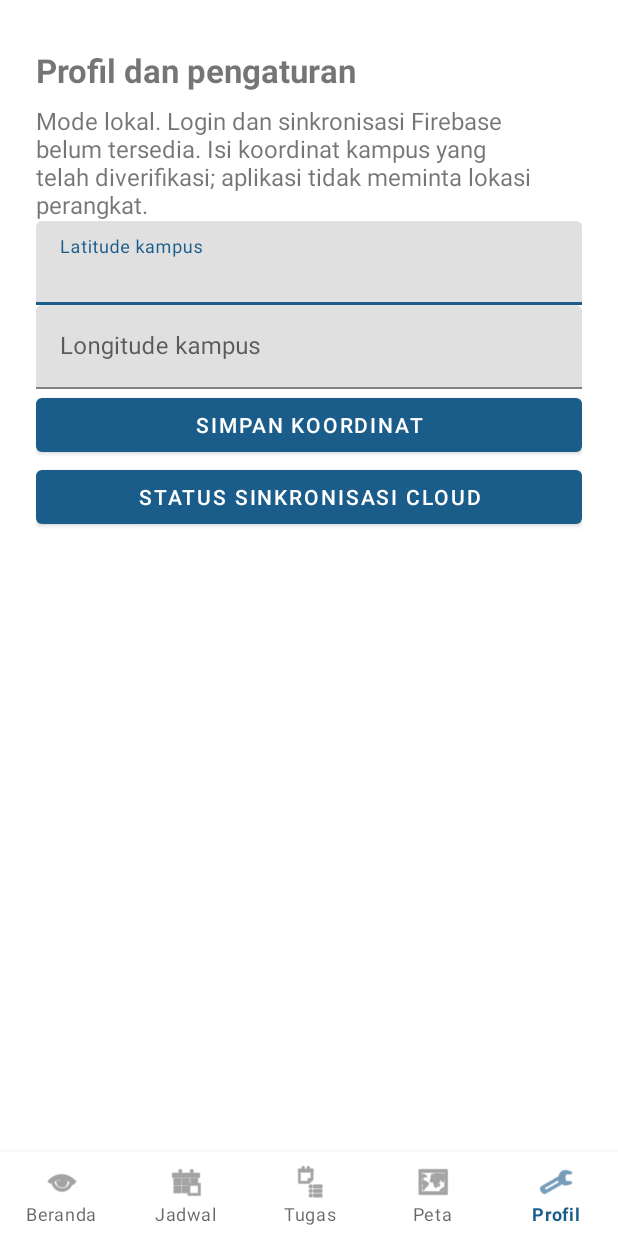
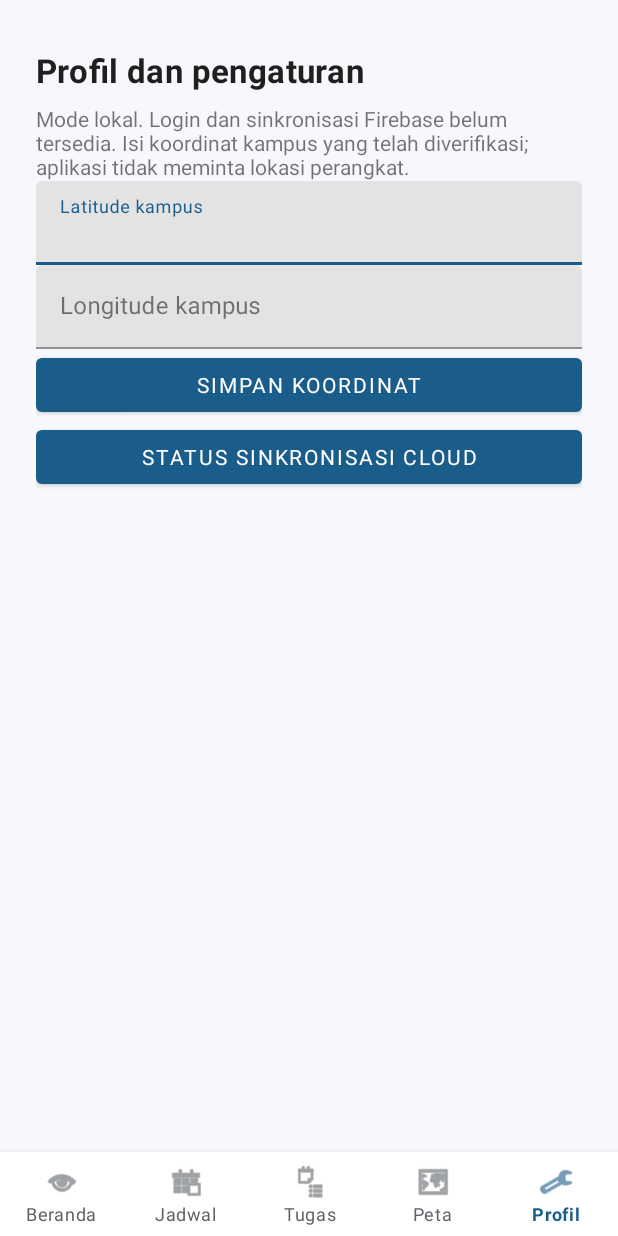
Before and after one commit to rantizi/smart-campus-mc, an Android app: the ProfileFragment screen opened through its navigation route, on a phone screen of 412 x 824 dp. Run offline under Robolectric (Android 15) with nearby library versions, the phone set to English and light mode, and no system bars; our stand-ins replace Room's generated code, navigation-ui.

Commit message:
Tema sesuai Laporan 1
Co-Authored-By: Claude Opus 5.5 <noreply@anthropic.com>

```diff
--- /dev/null
+++ b/app/src/main/res/color/pk_bottom_nav.xml
@@ -0,0 +1,6 @@
+<?xml version="1.0" encoding="utf-8"?>
+<!-- Item aktif memakai warna primer, item lain teks sekunder (Tabel 5). -->
+<selector xmlns:android="http://schemas.android.com/apk/res/android">
+    <item android:color="@color/pk_primer" android:state_checked="true" />
+    <item android:color="@color/pk_teks_sekunder" />
+</selector>
--- a/app/src/main/res/layout/fragment_profile.xml
+++ b/app/src/main/res/layout/fragment_profile.xml
@@ -1,7 +1,7 @@
 <ScrollView xmlns:android="http://schemas.android.com/apk/res/android" android:layout_width="match_parent" android:layout_height="match_parent" android:fillViewport="true">
 <LinearLayout android:layout_width="match_parent" android:layout_height="wrap_content" android:orientation="vertical" android:padding="24dp">
-<TextView android:layout_width="match_parent" android:layout_height="wrap_content" android:text="@string/profile_title" android:textSize="22sp" android:layout_marginTop="8dp" android:textStyle="bold" android:accessibilityLiveRegion="polite" />
-<TextView android:layout_width="match_parent" android:layout_height="wrap_content" android:text="@string/profile_local" android:textSize="16sp" android:layout_marginTop="8dp" android:accessibilityLiveRegion="polite" />
+<TextView android:layout_width="match_parent" android:layout_height="wrap_content" android:text="@string/profile_title" android:textAppearance="@style/TextAppearance.PaduKampus.JudulLayar" android:layout_marginTop="8dp" android:accessibilityLiveRegion="polite" />
+<TextView android:layout_width="match_parent" android:layout_height="wrap_content" android:text="@string/profile_local" android:textSize="14sp" android:layout_marginTop="8dp" android:accessibilityLiveRegion="polite" />
 <com.google.android.material.textfield.TextInputLayout android:layout_width="match_parent" android:layout_height="wrap_content" android:hint="@string/profile_latitude"><com.google.android.material.textfield.TextInputEditText android:layout_width="match_parent" android:layout_height="wrap_content" android:id="@+id/latitude" android:minHeight="48dp" android:inputType="numberDecimal|numberSigned" android:importantForAutofill="no" /></com.google.android.material.textfield.TextInputLayout>
 <com.google.android.material.textfield.TextInputLayout android:layout_width="match_parent" android:layout_height="wrap_content" android:hint="@string/profile_longitude"><com.google.android.material.textfield.TextInputEditText android:layout_width="match_parent" android:layout_height="wrap_content" android:id="@+id/longitude" android:minHeight="48dp" android:inputType="numberDecimal|numberSigned" android:importantForAutofill="no" /></com.google.android.material.textfield.TextInputLayout>
 <com.google.android.material.button.MaterialButton android:layout_width="match_parent" android:layout_height="wrap_content" android:id="@+id/save" android:minHeight="48dp" android:text="@string/profile_save" />
--- a/app/src/main/res/layout/fragment_task_form.xml
+++ b/app/src/main/res/layout/fragment_task_form.xml
@@ -1,12 +1,12 @@
 <ScrollView xmlns:android="http://schemas.android.com/apk/res/android" android:layout_width="match_parent" android:layout_height="match_parent" android:fillViewport="true">
 <LinearLayout android:layout_width="match_parent" android:layout_height="wrap_content" android:orientation="vertical" android:padding="24dp">
-<TextView android:layout_width="match_parent" android:layout_height="wrap_content" android:text="@string/task_form_title" android:textSize="22sp" android:layout_marginTop="8dp" android:textStyle="bold" android:accessibilityLiveRegion="polite" />
+<TextView android:layout_width="match_parent" android:layout_height="wrap_content" android:text="@string/task_form_title" android:textAppearance="@style/TextAppearance.PaduKampus.JudulLayar" android:layout_marginTop="8dp" android:accessibilityLiveRegion="polite" />
 <com.google.android.material.textfield.TextInputLayout android:layout_width="match_parent" android:layout_height="wrap_content" android:hint="@string/task_course"><com.google.android.material.textfield.TextInputEditText android:layout_width="match_parent" android:layout_height="wrap_content" android:id="@+id/course" android:minHeight="48dp" android:inputType="textCapWords" android:importantForAutofill="no" /></com.google.android.material.textfield.TextInputLayout>
 <com.google.android.material.textfield.TextInputLayout android:layout_width="match_parent" android:layout_height="wrap_content" android:hint="@string/task_name"><com.google.android.material.textfield.TextInputEditText android:layout_width="match_parent" android:layout_height="wrap_content" android:id="@+id/title" android:minHeight="48dp" android:inputType="textCapSentences" android:importantForAutofill="no" /></com.google.android.material.textfield.TextInputLayout>
 <com.google.android.material.textfield.TextInputLayout android:layout_width="match_parent" android:layout_height="wrap_content" android:hint="@string/task_description"><com.google.android.material.textfield.TextInputEditText android:layout_width="match_parent" android:layout_height="wrap_content" android:id="@+id/description" android:minHeight="48dp" android:inputType="textMultiLine" android:importantForAutofill="no" /></com.google.android.material.textfield.TextInputLayout>
 <com.google.android.material.textfield.TextInputLayout android:layout_width="match_parent" android:layout_height="wrap_content" android:hint="@string/task_deadline"><com.google.android.material.textfield.TextInputEditText android:layout_width="match_parent" android:layout_height="wrap_content" android:id="@+id/deadline" android:minHeight="48dp" android:inputType="text" android:importantForAutofill="no" /></com.google.android.material.textfield.TextInputLayout>
 <com.google.android.material.textfield.TextInputLayout android:layout_width="match_parent" android:layout_height="wrap_content" android:hint="@string/task_reminder"><com.google.android.material.textfield.TextInputEditText android:layout_width="match_parent" android:layout_height="wrap_content" android:id="@+id/reminder" android:minHeight="48dp" android:inputType="number" android:importantForAutofill="no" /></com.google.android.material.textfield.TextInputLayout>
-<TextView android:layout_width="match_parent" android:layout_height="wrap_content" android:text="@string/task_source" android:textSize="16sp" android:layout_marginTop="8dp" android:accessibilityLiveRegion="polite" />
+<TextView android:layout_width="match_parent" android:layout_height="wrap_content" android:text="@string/task_source" android:textSize="14sp" android:layout_marginTop="8dp" android:accessibilityLiveRegion="polite" />
 <Spinner android:layout_width="match_parent" android:layout_height="wrap_content" android:id="@+id/source" android:minHeight="48dp" android:contentDescription="@string/task_source" />
 <com.google.android.material.button.MaterialButton android:layout_width="match_parent" android:layout_height="wrap_content" android:id="@+id/enable_notifications" android:minHeight="48dp" android:text="@string/task_notification_permission" />
 <TextView android:layout_width="match_parent" android:layout_height="wrap_content" android:id="@+id/notification_status" android:textSize="14sp" android:layout_marginTop="8dp" android:accessibilityLiveRegion="polite" />
--- a/app/src/main/res/layout/fragment_task_list.xml
+++ b/app/src/main/res/layout/fragment_task_list.xml
@@ -1,8 +1,8 @@
 <LinearLayout xmlns:android="http://schemas.android.com/apk/res/android" android:layout_width="match_parent" android:layout_height="match_parent" android:orientation="vertical" android:padding="16dp">
-<TextView android:layout_width="match_parent" android:layout_height="wrap_content" android:text="@string/task_title" android:textSize="22sp" android:layout_marginTop="8dp" android:textStyle="bold" android:accessibilityLiveRegion="polite" />
+<TextView android:layout_width="match_parent" android:layout_height="wrap_content" android:text="@string/task_title" android:textAppearance="@style/TextAppearance.PaduKampus.JudulLayar" android:layout_marginTop="8dp" android:accessibilityLiveRegion="polite" />
 <com.google.android.material.button.MaterialButton android:layout_width="match_parent" android:layout_height="wrap_content" android:id="@+id/add_task" android:minHeight="48dp" android:text="@string/task_add" />
 <HorizontalScrollView android:layout_width="match_parent" android:layout_height="wrap_content"><LinearLayout android:layout_width="wrap_content" android:layout_height="wrap_content" android:orientation="horizontal"><com.google.android.material.button.MaterialButton android:layout_width="wrap_content" android:layout_height="wrap_content" android:id="@+id/filter_all" android:minHeight="48dp" android:text="@string/task_all" /><com.google.android.material.button.MaterialButton android:layout_width="wrap_content" android:layout_height="wrap_content" android:id="@+id/filter_pending" android:minHeight="48dp" android:text="@string/task_pending" /><com.google.android.material.button.MaterialButton android:layout_width="wrap_content" android:layout_height="wrap_content" android:id="@+id/filter_done" android:minHeight="48dp" android:text="@string/task_done" /></LinearLayout></HorizontalScrollView>
 <TextView android:layout_width="match_parent" android:layout_height="wrap_content" android:id="@+id/status" android:textSize="14sp" android:layout_marginTop="8dp" android:accessibilityLiveRegion="polite" />
-<TextView android:layout_width="match_parent" android:layout_height="wrap_content" android:id="@+id/empty" android:text="@string/task_empty" android:textSize="16sp" android:layout_marginTop="8dp" android:accessibilityLiveRegion="polite" />
+<TextView android:layout_width="match_parent" android:layout_height="wrap_content" android:id="@+id/empty" android:text="@string/task_empty" android:textSize="14sp" android:layout_marginTop="8dp" android:accessibilityLiveRegion="polite" />
 <androidx.recyclerview.widget.RecyclerView android:id="@+id/tasks" android:layout_width="match_parent" android:layout_height="0dp" android:layout_weight="1" />
 </LinearLayout>
--- /dev/null
+++ b/app/src/main/res/values/colors.xml
@@ -0,0 +1,14 @@
+<?xml version="1.0" encoding="utf-8"?>
+<!-- Palet Laporan 1, Tabel 5 (kontras WCAG 2.x minimal 4,5:1 terhadap teks di atasnya). -->
+<resources>
+    <color name="pk_primer">#1A5C8A</color>
+    <color name="pk_primer_gelap">#15496D</color>
+    <color name="pk_peringatan">#F2B705</color>
+    <color name="pk_galat">#B3261E</color>
+    <color name="pk_berhasil">#2E7D32</color>
+    <color name="pk_latar">#F6F8FB</color>
+    <color name="pk_kartu">#FFFFFF</color>
+    <color name="pk_teks">#1F1F1F</color>
+    <color name="pk_teks_sekunder">#5F6368</color>
+    <color name="pk_putih">#FFFFFF</color>
+</resources>
--- a/app/src/main/res/values/themes.xml
+++ b/app/src/main/res/values/themes.xml
@@ -1,9 +1,35 @@
 <resources>
-    <style name="Theme.PaduKampus" parent="Theme.MaterialComponents.DayNight.NoActionBar">
-        <item name="colorPrimary">#1A5C8A</item>
-        <item name="colorPrimaryVariant">#15496D</item>
-        <item name="colorOnPrimary">#FFFFFF</item>
-        <item name="colorSecondary">#1A5C8A</item>
-        <item name="colorOnSecondary">#FFFFFF</item>
+    <!-- Tema terang sesuai Laporan 1 Tabel 5; DayNight tidak dipakai agar rasio kontras tetap berlaku. -->
+    <style name="Theme.PaduKampus" parent="Theme.MaterialComponents.Light.NoActionBar">
+        <item name="colorPrimary">@color/pk_primer</item>
+        <item name="colorPrimaryVariant">@color/pk_primer_gelap</item>
+        <item name="colorOnPrimary">@color/pk_putih</item>
+        <item name="colorSecondary">@color/pk_primer</item>
+        <item name="colorOnSecondary">@color/pk_putih</item>
+        <item name="colorError">@color/pk_galat</item>
+        <item name="colorSurface">@color/pk_kartu</item>
+        <item name="colorOnSurface">@color/pk_teks</item>
+        <item name="android:colorBackground">@color/pk_latar</item>
+        <item name="android:windowBackground">@color/pk_latar</item>
+        <item name="android:textColorPrimary">@color/pk_teks</item>
+        <item name="android:textColorSecondary">@color/pk_teks_sekunder</item>
+        <item name="android:statusBarColor">@color/pk_primer_gelap</item>
+        <!-- Roboto adalah font sistem "sans-serif" di Android. -->
+        <item name="android:fontFamily">sans-serif</item>
+        <item name="bottomNavigationStyle">@style/Widget.PaduKampus.BottomNavigation</item>
+        <item name="materialCardViewStyle">@style/Widget.PaduKampus.Card</item>
+    </style>
+
+    <style name="Widget.PaduKampus.BottomNavigation" parent="Widget.MaterialComponents.BottomNavigationView">
+        <item name="backgroundTint">@color/pk_kartu</item>
+        <item name="itemIconTint">@color/pk_bottom_nav</item>
+        <item name="itemTextColor">@color/pk_bottom_nav</item>
+    </style>
+
+    <style name="Widget.PaduKampus.Card" parent="Widget.MaterialComponents.CardView">
+        <item name="cardBackgroundColor">@color/pk_kartu</item>
+        <item name="cardCornerRadius">12dp</item>
+        <item name="cardElevation">1dp</item>
+        <item name="contentPadding">16dp</item>
     </style>
 </resources>
```
Also changed, not shown: app/src/main/res/values/styles_text.xml (added, +22 -0 lines).
